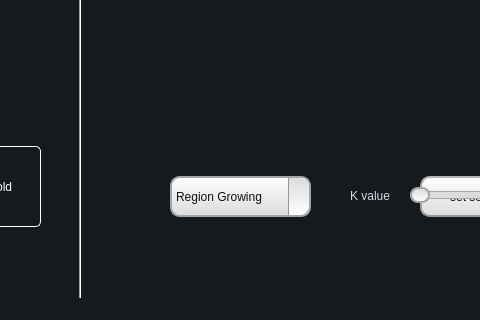
This is mainwindow.ui in ahmeddemaad/Image_Segmentation as Qt 5 draws it before an edit; both pictures show x 100 to 580 and y 310 to 630 of the 1221 by 630 pixel window. The edited form follows.
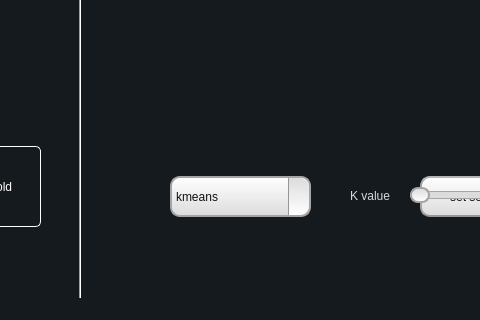
This is the edited form. Icons and pictures are not drawn.

Patch:
```diff
--- a/mainwindow.ui
+++ b/mainwindow.ui
@@ -731,11 +731,6 @@
 }
 </string>
       </property>
-      <item>
-       <property name="text">
-        <string>Region Growing</string>
-       </property>
-      </item>
       <item>
        <property name="text">
         <string>kmeans</string>
```
Left out of the diff: 12 changed lines with no effect on the pictures.
